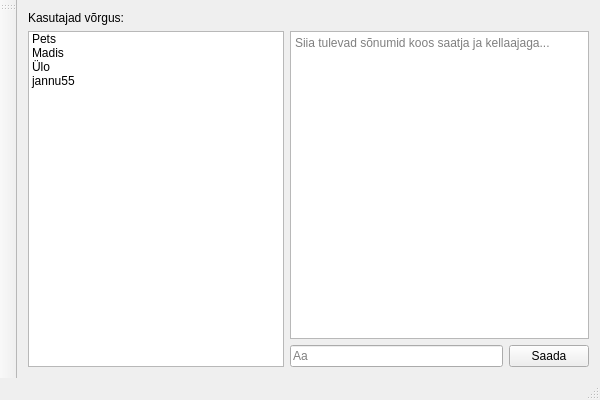
sitisl/Mola_rakendus, file FormLogin/FormMessenger.ui: the form before one commit.
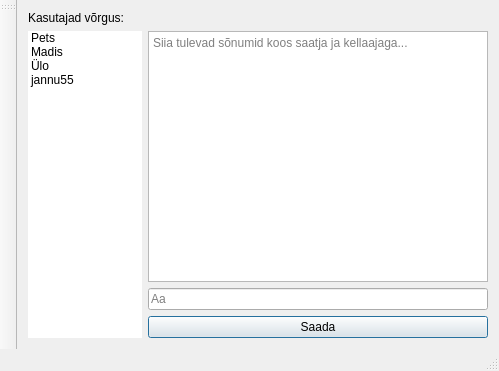
The form after the commit.

Commit message: Updated login and messeger forms, removed login mainwindows and replaced with dialog. Can login with Enter key.

```diff
--- a/FormLogin/FormMessenger.ui
+++ b/FormLogin/FormMessenger.ui
@@ -6,48 +6,32 @@
    <rect>
     <x>0</x>
     <y>0</y>
-    <width>600</width>
-    <height>400</height>
+    <width>499</width>
+    <height>371</height>
    </rect>
   </property>
   <property name="windowTitle">
    <string>MÖLA</string>
   </property>
   <widget class="QWidget" name="centralWidget">
-   <layout class="QGridLayout" name="gridLayout">
-    <item row="2" column="0" rowspan="2">
-     <widget class="QListWidget" name="listWidget">
+   <layout class="QGridLayout" name="gridLayout_2" columnstretch="2,6">
+    <item row="0" column="1">
+     <layout class="QVBoxLayout" name="verticalLayout_2">
       <item>
+       <widget class="QLabel" name="label_2">
        <property name="text">
-        <string>Pets</string>
-       </property>
-      </item>
-      <item>
-       <property name="text">
-        <string>Madis</string>
-       </property>
-      </item>
-      <item>
-       <property name="text">
-        <string>Ülo</string>
-       </property>
-      </item>
-      <item>
-       <property name="text">
-        <string>jannu55</string>
-       </property>
-      </item>
-     </widget>
-    </item>
-    <item row="3" column="2">
-     <widget class="QPushButton" name="btnSend">
-      <property name="text">
-       <string>Saada</string>
-      </property>
-     </widget>
-    </item>
-    <item row="2" column="1" colspan="2">
+         <string/>
+        </property>
+       </widget>
+      </item>
+      <item>
      <widget class="QTextEdit" name="textEdit">
+        <property name="maximumSize">
+         <size>
+          <width>16777215</width>
+          <height>16777215</height>
+         </size>
+        </property>
       <property name="readOnly">
        <bool>true</bool>
       </property>
@@ -56,20 +40,66 @@
       </property>
      </widget>
     </item>
-    <item row="3" column="1">
+      <item>
      <widget class="QLineEdit" name="lineEditMessage">
       <property name="placeholderText">
        <string>Aa</string>
       </property>
      </widget>
     </item>
-    <item row="1" column="0">
+      <item>
+       <widget class="QPushButton" name="btnSend">
+        <property name="text">
+         <string>Saada</string>
+        </property>
+        <property name="autoDefault">
+         <bool>true</bool>
+        </property>
+        <property name="default">
+         <bool>true</bool>
+        </property>
+       </widget>
+      </item>
+     </layout>
+    </item>
+    <item row="0" column="0">
+     <layout class="QVBoxLayout" name="verticalLayout">
+      <item>
      <widget class="QLabel" name="label">
       <property name="text">
        <string>Kasutajad võrgus:</string>
       </property>
      </widget>
     </item>
+      <item>
+       <widget class="QListWidget" name="listWidget">
+        <property name="frameShape">
+         <enum>QFrame::NoFrame</enum>
+        </property>
+        <item>
+         <property name="text">
+          <string>Pets</string>
+         </property>
+        </item>
+        <item>
+         <property name="text">
+          <string>Madis</string>
+         </property>
+        </item>
+        <item>
+         <property name="text">
+          <string>Ülo</string>
+         </property>
+        </item>
+        <item>
+         <property name="text">
+          <string>jannu55</string>
+         </property>
+        </item>
+       </widget>
+      </item>
+     </layout>
+    </item>
    </layout>
   </widget>
   <widget class="QMenuBar" name="menuBar">
@@ -77,7 +107,7 @@
     <rect>
      <x>0</x>
      <y>0</y>
-     <width>600</width>
+     <width>499</width>
      <height>22</height>
     </rect>
    </property>
```
Lines whose indentation alone changed are shown as unchanged. The commit also changes 7 other files.
